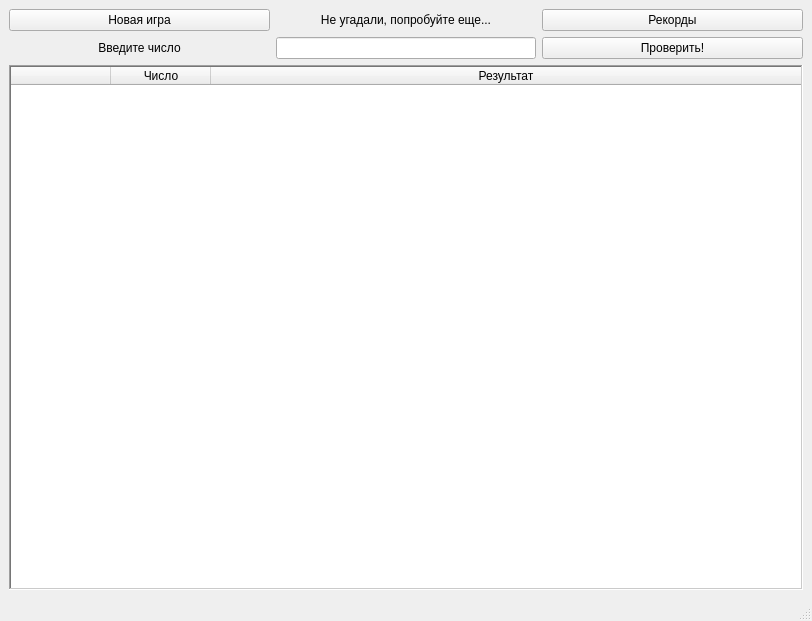
Above: mainwindow.ui from lemonner1/QBowsAndCows before the change. Below: the same form after it.
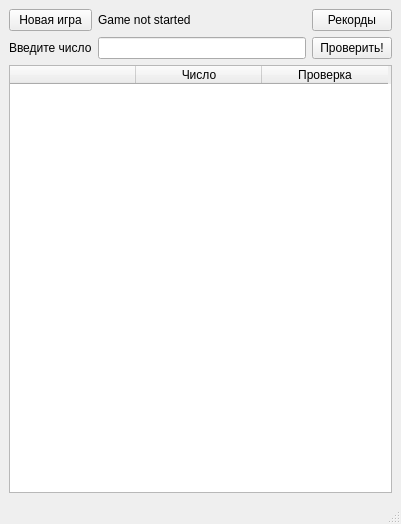
That is the form after the change. Icons and pictures are not drawn.

Patch:
```diff
--- a/mainwindow.ui
+++ b/mainwindow.ui
@@ -6,41 +6,33 @@
    <rect>
     <x>0</x>
     <y>0</y>
-    <width>812</width>
-    <height>621</height>
+    <width>401</width>
+    <height>524</height>
    </rect>
   </property>
   <property name="windowTitle">
-   <string>Быки и коровы</string>
-  </property>
-  <property name="windowIcon">
-   <iconset>
-    <normaloff>../../Desktop/1640290675_new_preview_Susremaster.png</normaloff>../../Desktop/1640290675_new_preview_Susremaster.png</iconset>
-  </property>
-  <property name="autoFillBackground">
-   <bool>false</bool>
+   <string>MainWindow</string>
   </property>
   <widget class="QWidget" name="centralwidget">
-   <layout class="QGridLayout" name="gridLayout_3">
-    <item row="0" column="0">
      <layout class="QGridLayout" name="gridLayout">
+    <item row="0" column="0">
+     <widget class="QPushButton" name="pb_new_game">
+      <property name="text">
+       <string>Новая игра</string>
+      </property>
+     </widget>
+    </item>
       <item row="0" column="1">
        <widget class="QLabel" name="m_label_dw">
         <property name="text">
-         <string>Не угадали, попробуйте еще...</string>
-        </property>
-        <property name="alignment">
-         <set>Qt::AlignCenter</set>
+       <string>Game not started</string>
         </property>
        </widget>
       </item>
-      <item row="1" column="1">
-       <widget class="QLineEdit" name="lineEdit">
-        <property name="sizePolicy">
-         <sizepolicy hsizetype="Preferred" vsizetype="Fixed">
-          <horstretch>0</horstretch>
-          <verstretch>0</verstretch>
-         </sizepolicy>
+    <item row="0" column="2">
+     <widget class="QPushButton" name="pb_records">
+      <property name="text">
+       <string>Рекорды</string>
         </property>
        </widget>
       </item>
@@ -49,11 +41,11 @@
         <property name="text">
          <string>Введите число</string>
         </property>
-        <property name="alignment">
-         <set>Qt::AlignCenter</set>
-        </property>
-       </widget>
-      </item>
+     </widget>
+    </item>
+    <item row="1" column="1">
+     <widget class="QLineEdit" name="lineEdit"/>
+    </item>
       <item row="1" column="2">
        <widget class="QPushButton" name="m_pb_checkin">
         <property name="text">
@@ -61,58 +53,13 @@
         </property>
        </widget>
       </item>
-      <item row="0" column="0">
-       <widget class="QPushButton" name="m_pb_newgame">
-        <property name="text">
-         <string>Новая игра</string>
-        </property>
-       </widget>
-      </item>
-      <item row="0" column="2">
-       <widget class="QPushButton" name="m_pb_records">
-        <property name="text">
-         <string>Рекорды</string>
-        </property>
-       </widget>
-      </item>
-     </layout>
-    </item>
-    <item row="1" column="0">
-     <layout class="QGridLayout" name="gridLayout_2">
-      <item row="0" column="0">
-       <widget class="QTableWidget" name="m_tableWidget">
-        <property name="frameShape">
-         <enum>QFrame::WinPanel</enum>
-        </property>
-        <property name="frameShadow">
-         <enum>QFrame::Sunken</enum>
-        </property>
-        <property name="gridStyle">
-         <enum>Qt::SolidLine</enum>
-        </property>
-        <property name="sortingEnabled">
-         <bool>false</bool>
-        </property>
-        <property name="columnCount">
-         <number>3</number>
-        </property>
+    <item row="2" column="0" colspan="3">
+     <widget class="QTableWidget" name="table_main">
         <attribute name="horizontalHeaderCascadingSectionResizes">
          <bool>false</bool>
         </attribute>
-        <attribute name="horizontalHeaderMinimumSectionSize">
-         <number>35</number>
-        </attribute>
-        <attribute name="horizontalHeaderShowSortIndicator" stdset="0">
-         <bool>false</bool>
-        </attribute>
-        <attribute name="horizontalHeaderStretchLastSection">
-         <bool>true</bool>
-        </attribute>
-        <attribute name="verticalHeaderCascadingSectionResizes">
-         <bool>false</bool>
-        </attribute>
-        <attribute name="verticalHeaderShowSortIndicator" stdset="0">
-         <bool>false</bool>
+      <attribute name="horizontalHeaderDefaultSectionSize">
+       <number>126</number>
         </attribute>
         <column>
          <property name="text">
@@ -126,12 +73,10 @@
         </column>
         <column>
          <property name="text">
-          <string>Результат</string>
+        <string>Проверка</string>
          </property>
         </column>
        </widget>
-      </item>
-     </layout>
     </item>
    </layout>
   </widget>
```
Left out of the diff: 10 changed lines with no effect on the pictures. Lines whose indentation alone changed are shown as unchanged.
